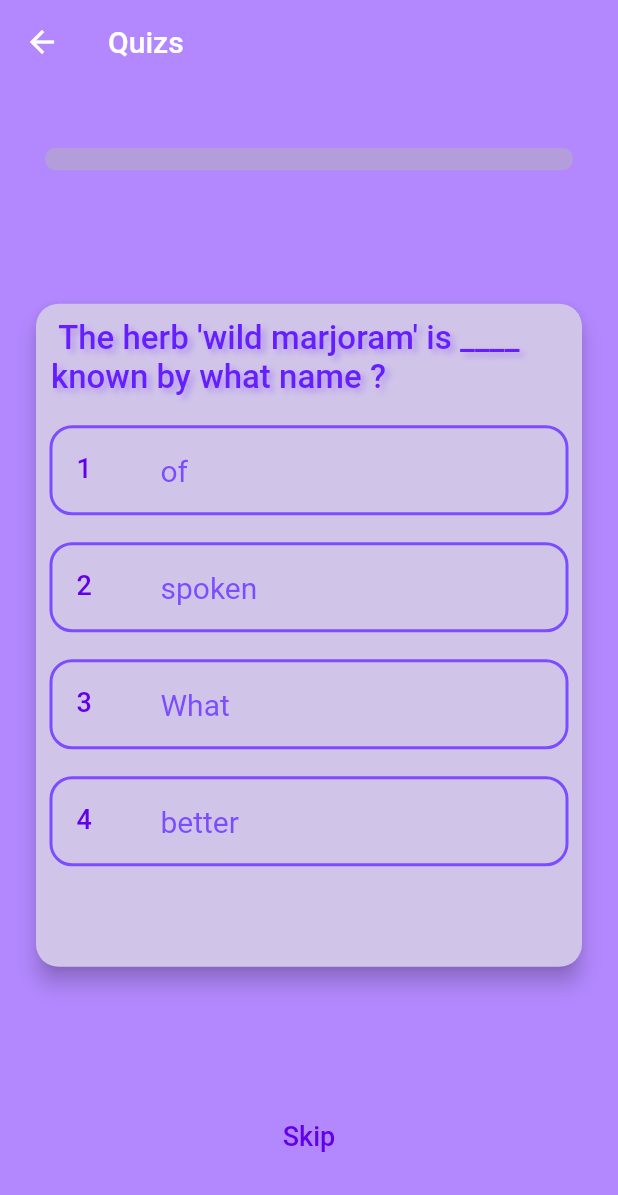
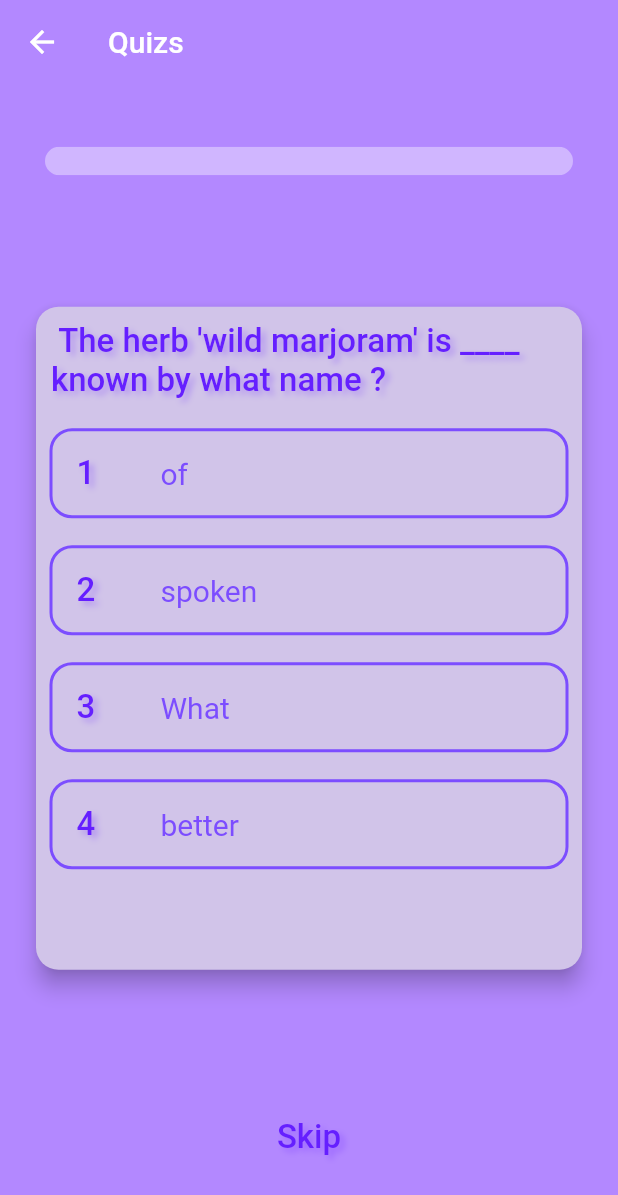
Before and after one commit to SFP95/App_Gramming, a Flutter app: the QuizPage screen opened by its route, on a phone screen of 412 x 824 dp. Shown: the top 1195 px of the screen. Run offline on Flutter 3.47's test engine with Material 2 defaults, Android fonts, the phone set to English and light mode, and no system bars.

Commit message:
22.11.22

```diff
--- a/lib/pages/QuizPage.dart
+++ b/lib/pages/QuizPage.dart
@@ -182,7 +182,8 @@ Future<void> readQuestionsAndAnwersJson() async {
                 child: LinearProgressIndicator(
                   color: Colors.deepPurpleAccent.shade400,
                   value: progressIndex/totalQuiz,
-                  minHeight: 15,
+                  minHeight: 19,
+                  backgroundColor: Colors.white38,
                 )
             ),
           ),
@@ -216,7 +217,7 @@ Future<void> readQuestionsAndAnwersJson() async {
                           ),
                         ),
                         leading: Text('${index + 1}',
-                            style: Theme.of(context).textTheme.bodyText1),
+                            style: Theme.of(context).textTheme.headline1),
                         title: Text(quiz.questions[questionsIndex].options[index],style: Theme.of(context).textTheme.headline2),
                         onTap: (){
                      //     optionSelected(quiz.questions[questionsIndex].options[index]);
@@ -238,7 +239,7 @@ Future<void> readQuestionsAndAnwersJson() async {
              _optionSelected('Skipped');
              },
             child:  Text('Skip',
-              style: Theme.of(context).textTheme.bodyText1),
+                style: Theme.of(context).textTheme.headline1),
           ),
         ],
       ),
```
